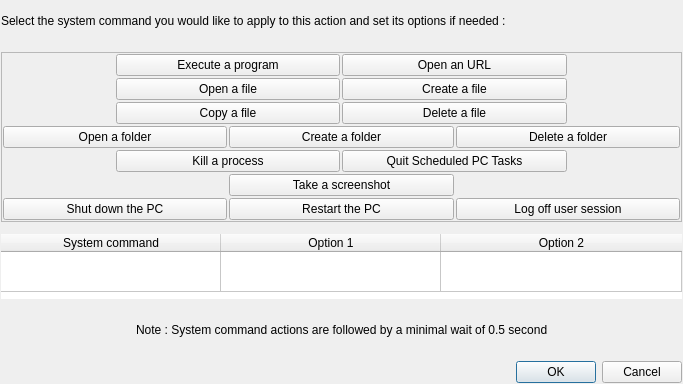
Old version of the form ui/createactiondialog/CreateSystemCommandActionDialog.ui in the repository AmirHammouteneEI/ScheduledPasteAndKeys.
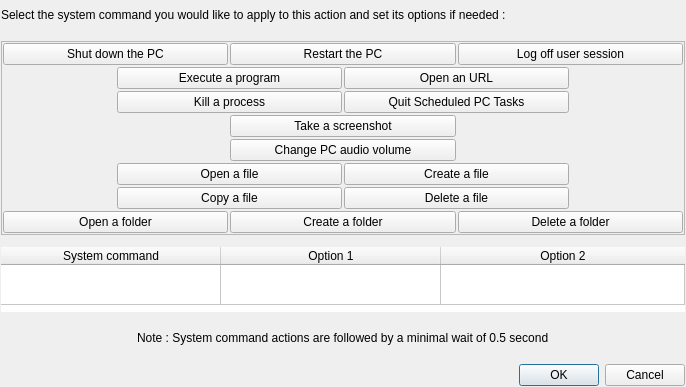
New version of the form.

Commit message: Ready for 1.3 ; Change master audio volume functionality ; Auto rename option for screenprint ; other ui corrections

The edit to the form file:
```diff
--- a/ui/createactiondialog/CreateSystemCommandActionDialog.ui
+++ b/ui/createactiondialog/CreateSystemCommandActionDialog.ui
@@ -6,8 +6,8 @@
    <rect>
     <x>0</x>
     <y>0</y>
-    <width>683</width>
-    <height>384</height>
+    <width>686</width>
+    <height>387</height>
    </rect>
   </property>
   <property name="windowTitle">
@@ -76,108 +76,115 @@
       <property name="spacing">
        <number>2</number>
       </property>
-      <item row="4" column="3" colspan="2">
-       <widget class="QPushButton" name="deletefileButton">
+      <item row="8" column="0" colspan="2">
+       <widget class="QPushButton" name="openfolderButton">
         <property name="text">
-         <string>Delete a file</string>
+         <string>Open a folder</string>
+        </property>
+       </widget>
+      </item>
+      <item row="0" column="0" colspan="2">
+       <widget class="QPushButton" name="shutdownButton">
+        <property name="text">
+         <string>Shut down the PC</string>
+        </property>
+       </widget>
+      </item>
+      <item row="2" column="1" colspan="2">
+       <widget class="QPushButton" name="executeprogramButton">
+        <property name="text">
+         <string>Execute a program</string>
         </property>
        </widget>
       </item>
       <item row="3" column="1" colspan="2">
-       <widget class="QPushButton" name="openfileButton">
+       <widget class="QPushButton" name="killprocessButton">
         <property name="text">
-         <string>Open a file</string>
+         <string>Kill a process</string>
         </property>
        </widget>
       </item>
-      <item row="4" column="1" colspan="2">
+      <item row="7" column="1" colspan="2">
        <widget class="QPushButton" name="copyfileButton">
         <property name="text">
          <string>Copy a file</string>
         </property>
        </widget>
       </item>
+      <item row="4" column="2" colspan="2">
+       <widget class="QPushButton" name="takescreenshotButton">
+        <property name="text">
+         <string>Take a screenshot</string>
+        </property>
+       </widget>
+      </item>
+      <item row="0" column="2" colspan="2">
+       <widget class="QPushButton" name="restartButton">
+        <property name="text">
+         <string>Restart the PC</string>
+        </property>
+       </widget>
+      </item>
       <item row="3" column="3" colspan="2">
+       <widget class="QPushButton" name="quitselfprogramButton">
+        <property name="text">
+         <string>Quit Scheduled PC Tasks</string>
+        </property>
+       </widget>
+      </item>
+      <item row="2" column="3" colspan="2">
+       <widget class="QPushButton" name="openurlButton">
+        <property name="text">
+         <string>Open an URL</string>
+        </property>
+       </widget>
+      </item>
+      <item row="6" column="3" colspan="2">
        <widget class="QPushButton" name="createfileButton">
         <property name="text">
          <string>Create a file</string>
         </property>
        </widget>
       </item>
-      <item row="5" column="0" colspan="2">
-       <widget class="QPushButton" name="openfolderButton">
-        <property name="text">
-         <string>Open a folder</string>
-        </property>
-       </widget>
-      </item>
       <item row="8" column="4" colspan="2">
-       <widget class="QPushButton" name="logoffButton">
-        <property name="text">
-         <string>Log off user session</string>
-        </property>
-       </widget>
-      </item>
-      <item row="6" column="1" colspan="2">
-       <widget class="QPushButton" name="killprocessButton">
-        <property name="text">
-         <string>Kill a process</string>
-        </property>
-       </widget>
-      </item>
-      <item row="8" column="2" colspan="2">
-       <widget class="QPushButton" name="restartButton">
-        <property name="text">
-         <string>Restart the PC</string>
-        </property>
-       </widget>
-      </item>
-      <item row="5" column="4" colspan="2">
        <widget class="QPushButton" name="deletefolderButton">
         <property name="text">
          <string>Delete a folder</string>
         </property>
        </widget>
       </item>
-      <item row="5" column="2" colspan="2">
+      <item row="6" column="1" colspan="2">
+       <widget class="QPushButton" name="openfileButton">
+        <property name="text">
+         <string>Open a file</string>
+        </property>
+       </widget>
+      </item>
+      <item row="8" column="2" colspan="2">
        <widget class="QPushButton" name="createfolderButton">
         <property name="text">
          <string>Create a folder</string>
         </property>
        </widget>
       </item>
-      <item row="8" column="0" colspan="2">
-       <widget class="QPushButton" name="shutdownButton">
+      <item row="7" column="3" colspan="2">
+       <widget class="QPushButton" name="deletefileButton">
         <property name="text">
-         <string>Shut down the PC</string>
+         <string>Delete a file</string>
         </property>
        </widget>
       </item>
-      <item row="2" column="3" colspan="2">
-       <widget class="QPushButton" name="openurlButton">
+      <item row="0" column="4" colspan="2">
+       <widget class="QPushButton" name="logoffButton">
         <property name="text">
-         <string>Open an URL</string>
+         <string>Log off user session</string>
         </property>
        </widget>
       </item>
-      <item row="6" column="3" colspan="2">
-       <widget class="QPushButton" name="quitselfprogramButton">
+      <item row="5" column="2" colspan="2">
+       <widget class="QPushButton" name="changevolume">
         <property name="text">
-         <string>Quit Scheduled PC Tasks</string>
-        </property>
-       </widget>
-      </item>
-      <item row="2" column="1" colspan="2">
-       <widget class="QPushButton" name="executeprogramButton">
-        <property name="text">
-         <string>Execute a program</string>
-        </property>
-       </widget>
-      </item>
-      <item row="7" column="2" colspan="2">
-       <widget class="QPushButton" name="takescreenshotButton">
-        <property name="text">
-         <string>Take a screenshot</string>
+         <string>Change PC audio volume</string>
         </property>
        </widget>
       </item>
```
The commit also changes 21 other files.
